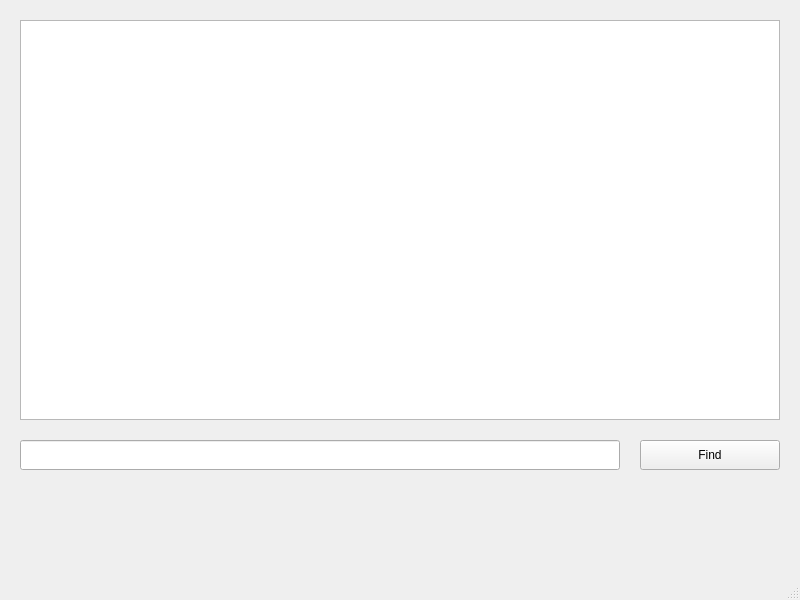
Qt form TextFinder/AnatolieTextFinder/mainwindow.ui (jentimanatol/QT) before a commit.
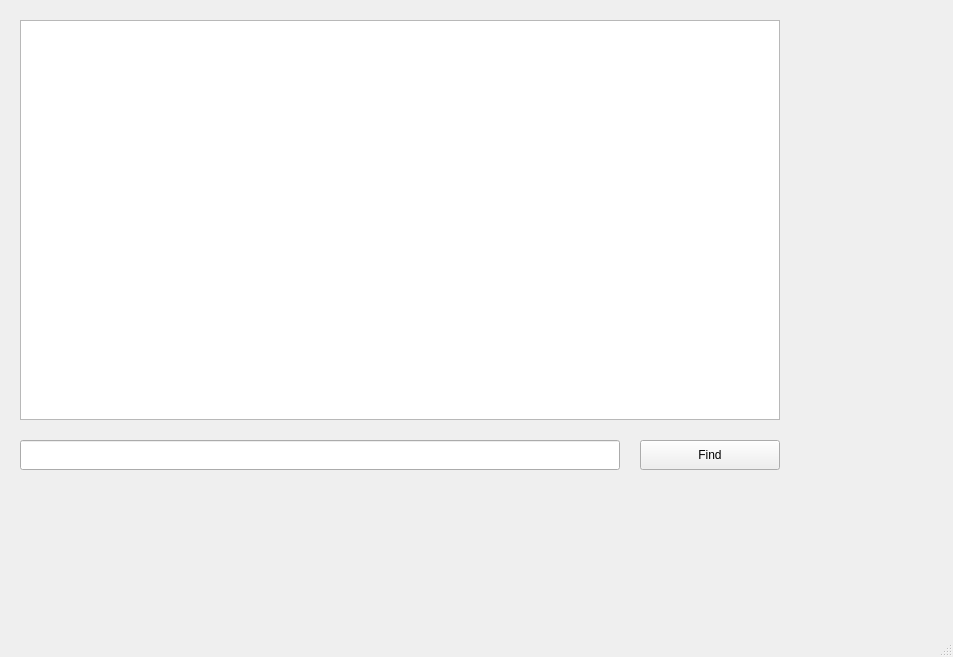
The same form after that commit.

What changed in the file:
```diff
--- a/TextFinder/AnatolieTextFinder/mainwindow.ui
+++ b/TextFinder/AnatolieTextFinder/mainwindow.ui
@@ -6,8 +6,8 @@
    <rect>
     <x>0</x>
     <y>0</y>
-    <width>800</width>
-    <height>600</height>
+    <width>953</width>
+    <height>657</height>
    </rect>
   </property>
   <property name="windowTitle">
```
Left out of the diff: 2 changed lines with no effect on the pictures.
